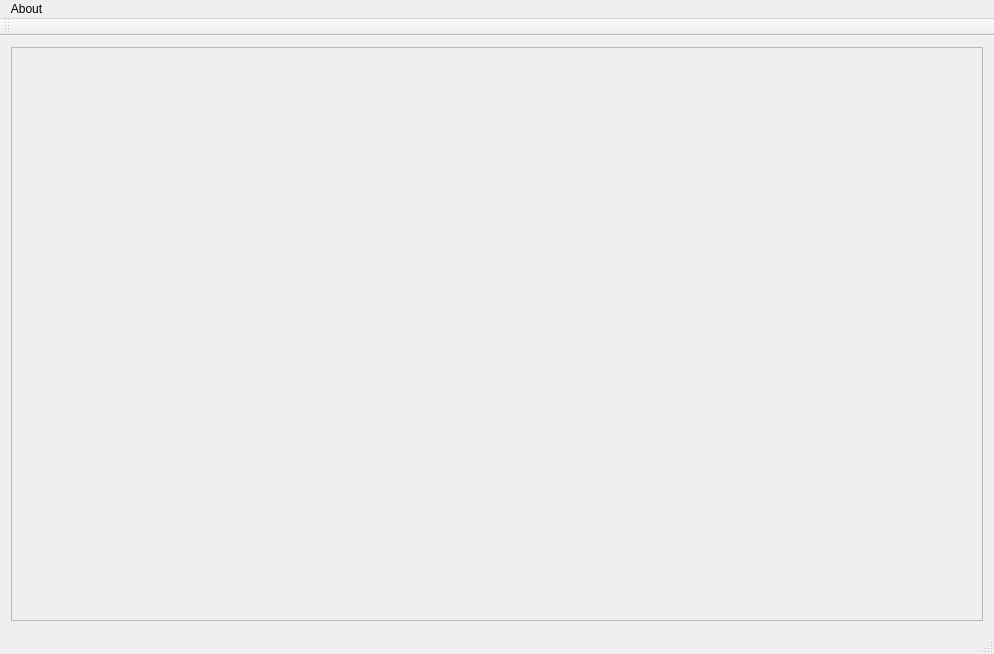
This is mainwindow.ui in ideallx/Hexagon as Qt 5 draws it before an edit. The edited form follows.
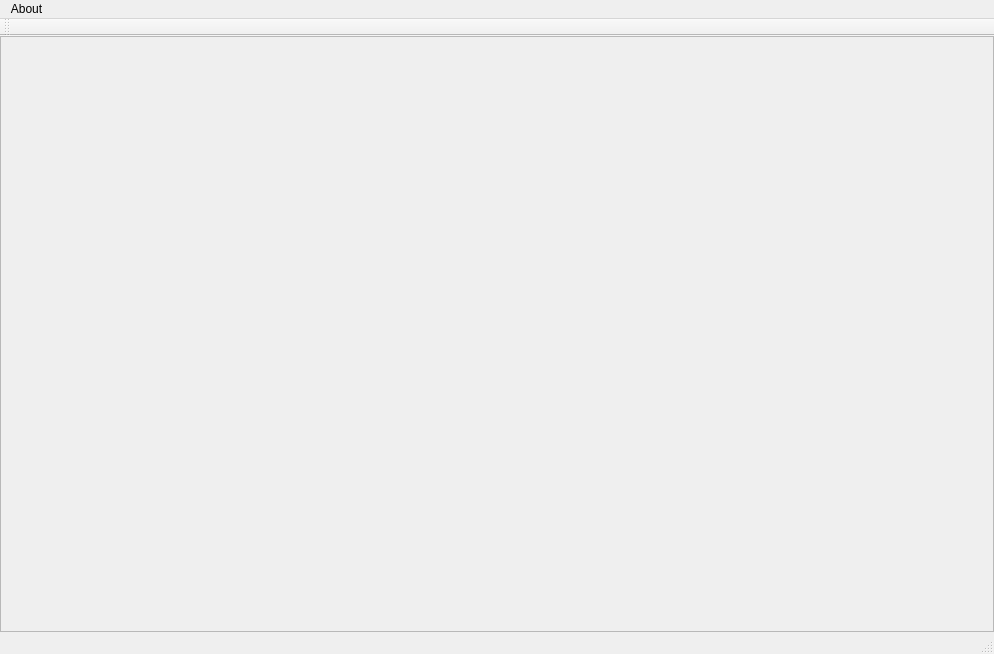
This is the edited form.

Diff of the .ui file:
```diff
--- a/mainwindow.ui
+++ b/mainwindow.ui
@@ -14,7 +14,22 @@
    <string>MainWindow</string>
   </property>
   <widget class="QWidget" name="centralWidget">
+   <property name="autoFillBackground">
+    <bool>false</bool>
+   </property>
    <layout class="QVBoxLayout" name="verticalLayout">
+    <property name="leftMargin">
+     <number>0</number>
+    </property>
+    <property name="topMargin">
+     <number>0</number>
+    </property>
+    <property name="rightMargin">
+     <number>0</number>
+    </property>
+    <property name="bottomMargin">
+     <number>0</number>
+    </property>
     <item>
      <widget class="QScrollArea" name="scrollArea">
       <property name="widgetResizable">
@@ -25,8 +40,8 @@
         <rect>
          <x>0</x>
          <y>0</y>
-         <width>974</width>
-         <height>581</height>
+         <width>992</width>
+         <height>599</height>
         </rect>
        </property>
       </widget>
```
